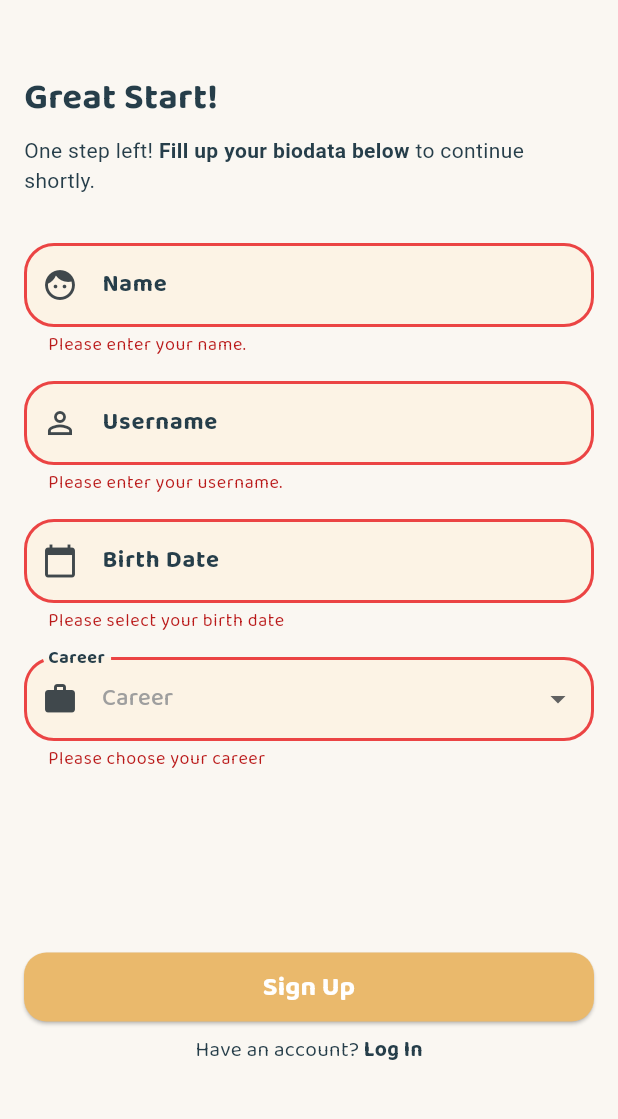
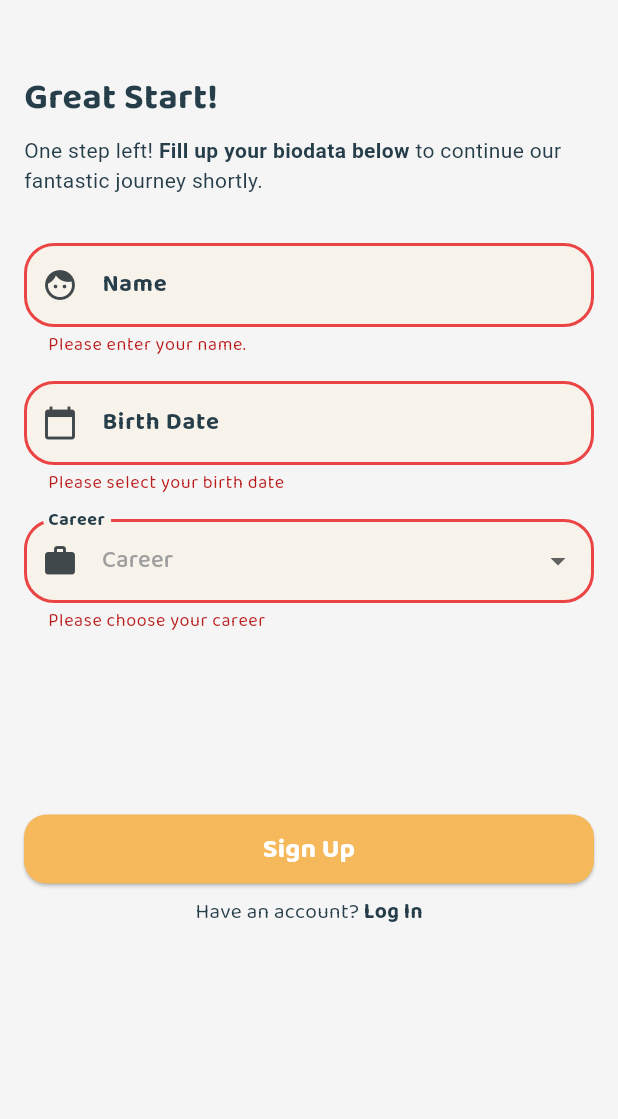
Before and after one commit to ayukrisn/tugas_progmob_1, a Flutter app: the SignupPage2 screen opened directly, after a tap on "Sign Up", on a phone screen of 412 x 824 dp, the part 117-1236 px from its top. Run offline on Flutter 3.47's test engine with Material 3 defaults, Android fonts, the light colour scheme and no system bars; our stand-ins replace google_fonts.

Commit message:
fixed colors

```diff
--- a/lib/login_page.dart
+++ b/lib/login_page.dart
@@ -28,7 +28,7 @@ class _LoginPageState extends State<LoginPage> {
   @override
   Widget build(BuildContext context) {
     return Scaffold(
-      backgroundColor: Color(0xFFFAF7F2),
+      backgroundColor: Color(0xFFF5F5F5),
       body: Padding(
         padding: const EdgeInsets.all(16),
         child: ListView(
--- a/lib/main.dart
+++ b/lib/main.dart
@@ -23,7 +23,7 @@ class MyApp extends StatelessWidget {
           textTheme: GoogleFonts.baloo2TextTheme(),
           elevatedButtonTheme: ElevatedButtonThemeData(
               style: ElevatedButton.styleFrom(
-            backgroundColor: Color.fromARGB(255, 234, 185, 108), // Text style
+            backgroundColor: Color(0xFFF5B95B), // Text style
             elevation: 1, // Elevation
             shape: RoundedRectangleBorder(
               borderRadius: BorderRadius.circular(15), // Rounded corners
@@ -32,7 +32,7 @@ class MyApp extends StatelessWidget {
           )),
           inputDecorationTheme: InputDecorationTheme(
             filled: true,
-            fillColor: Color(0xFFFCF3E5),
+            fillColor: Color(0xFFF7F3EB),
             labelStyle: const TextStyle(
               color: Color(0xFF263E4A),
               fontWeight: FontWeight.bold,
--- a/lib/signup_page.dart
+++ b/lib/signup_page.dart
@@ -31,7 +31,7 @@ class _SignupPageState extends State<SignupPage> {
   @override
   Widget build(BuildContext context) {
     return Scaffold(
-      backgroundColor: Color(0xFFFAF7F2),
+      backgroundColor: Color(0xFFF5F5F5),
       body: Padding(
         padding: const EdgeInsets.all(16),
         child: ListView(
--- a/lib/signup_page2.dart
+++ b/lib/signup_page2.dart
@@ -92,7 +92,7 @@ class _SignupPageState extends State<SignupPage2> {
   @override
   Widget build(BuildContext context) {
     return Scaffold(
-      backgroundColor: Color(0xFFFAF7F2),
+      backgroundColor: Color(0xFFF5F5F5),
       body: Padding(
         padding: const EdgeInsets.all(16),
         child: ListView(
@@ -127,7 +127,7 @@ class _SignupPageState extends State<SignupPage2> {
                     ),
                   ),
                   TextSpan(
-                    text: ' to continue shortly.',
+                    text: ' to continue our fantastic journey shortly.',
                     style: TextStyle(fontSize: 14, color: Color(0xFF263E4A)),
                   ),
                 ],
@@ -154,25 +154,25 @@ class _SignupPageState extends State<SignupPage2> {
                       prefixIcon: Icon(Icons.face),
                     ),
                   ),
-                  const SizedBox(height: 16),
-                  TextFormField(
-                    controller: _usernameController,
-                    validator: (_usernameController) {
-                      if (_usernameController == null || _usernameController.isEmpty) {
-                        return 'Please enter your username.';
-                      }
-                      if (_usernameController.trim().contains(RegExp(r'\s'))) {
-                        return 'Whitespace is not allowed';
-                      }
-                      return null;
-                    },
-                    onSaved: (_usernameController) => _username = _usernameController,
-                    decoration: const InputDecoration(
-                      labelText: 'Username',
-                      hintText: 'Enter your username',
-                      prefixIcon: Icon(Icons.person_outline),
-                    ),
-                  ),
+                  // const SizedBox(height: 16),
+                  // TextFormField(
+                  //   controller: _usernameController,
+                  //   validator: (_usernameController) {
+                  //     if (_usernameController == null || _usernameController.isEmpty) {
+                  //       return 'Please enter your username.';
+                  //     }
+                  //     if (_usernameController.trim().contains(RegExp(r'\s'))) {
+                  //       return 'Whitespace is not allowed';
+                  //     }
+                  //     return null;
+                  //   },
+                  //   onSaved: (_usernameController) => _username = _usernameController,
+                  //   decoration: const InputDecoration(
+                  //     labelText: 'Username',
+                  //     hintText: 'Enter your username',
+                  //     prefixIcon: Icon(Icons.person_outline),
+                  //   ),
+                  // ),
                   const SizedBox(height: 16),
                   TextFormField(
                     controller: _dateController,
--- a/lib/splash_screen.dart
+++ b/lib/splash_screen.dart
@@ -38,7 +38,7 @@ class _SplashScreenState extends State<SplashScreen> {
   Widget build(BuildContext context) {
     // Your splash screen UI code
     return Scaffold(
-      backgroundColor: Color(0xFFFAF7F2),
+      backgroundColor: Color(0xFFF5F5F5),
       body: Center(
         child: Column(
           mainAxisAlignment: MainAxisAlignment.center,
--- a/lib/starting_page.dart
+++ b/lib/starting_page.dart
@@ -9,7 +9,7 @@ class StartingPage extends StatelessWidget {
   @override
   Widget build(BuildContext context) {
     return Scaffold(
-        backgroundColor: Color(0xFFFAF7F2),
+        backgroundColor: Color(0xFFF5F5F5),
         body: Padding(
           padding: const EdgeInsets.all(16),
           child: Align(
```
